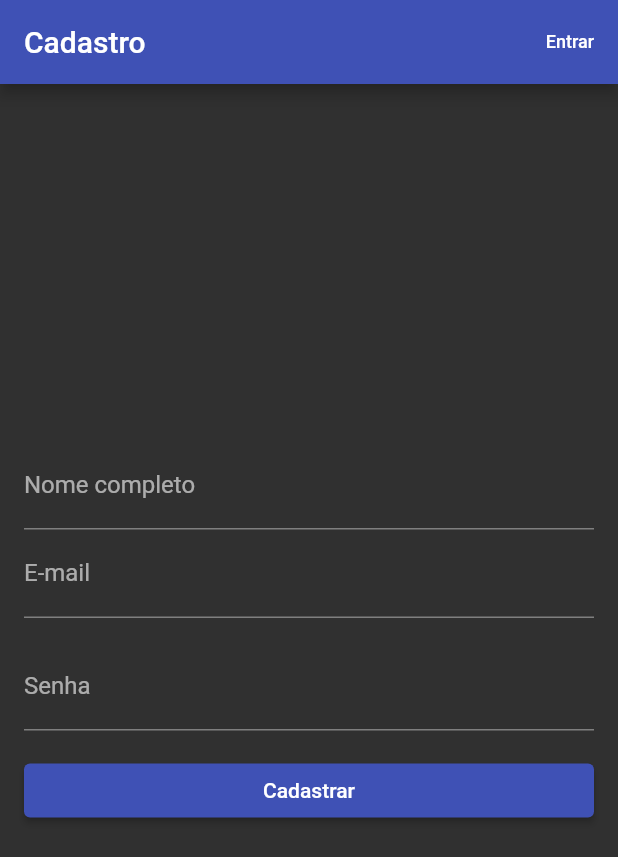
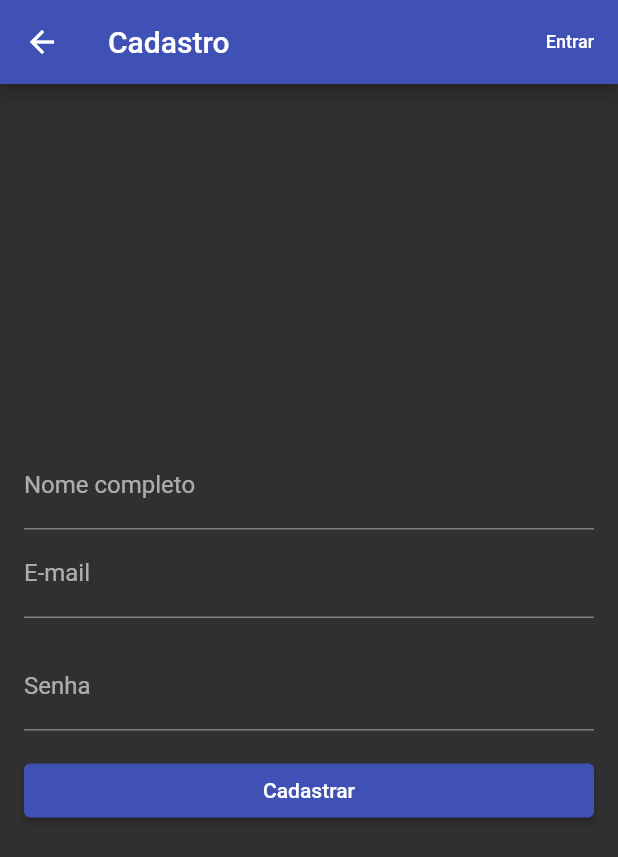
Before and after one commit to rstrack/DGR_Alarmes_App, a Flutter app: the screen it shows after launch, after a tap on "Entrar", after a tap on "Cadastre-se", on a phone screen of 412 x 824 dp. Shown: the top 857 px of the screen. Run offline on Flutter 3.47's test engine with Material 2 defaults, Android fonts, the phone set to English and light mode, and no system bars; our stand-ins replace firebase_auth, firebase_core; accounts and stored records are empty.

Commit message:
alterações em lógicas de registro e cadastro

```diff
--- a/lib/screens/login_page.dart
+++ b/lib/screens/login_page.dart
@@ -45,13 +45,16 @@ class _LoginPageState extends State<LoginPage> {
 
   @override
   Widget build(BuildContext context) {
+    final arguments = (ModalRoute.of(context)?.settings.arguments ??
+        <String, dynamic>{'createdUser': false}) as Map;
+
     return Scaffold(
       appBar: AppBar(
         title: const Text('Entrar'),
         actions: [
           TextButton(
             onPressed: () {
-              Navigator.of(context).pushReplacementNamed('/register_page');
+              Navigator.of(context).pushNamed('/register_page');
             },
             child: const Text(
               'Cadastre-se',
@@ -75,6 +78,9 @@ class _LoginPageState extends State<LoginPage> {
                   width: MediaQuery.of(context).size.width * 0.6,
                   color: Theme.of(context).primaryColor,
                 ),
+                if (arguments['createdUser'])
+                  const Text(
+                      'Usuário criado com sucesso! Use suas credenciais para entrar'),
                 Form(
                   key: _formKey,
                   child: Column(
--- a/lib/screens/register_page.dart
+++ b/lib/screens/register_page.dart
@@ -34,9 +34,10 @@ class _RegisterPageState extends State<RegisterPage> {
         password: password,
       );
 
-      // if (result.user != null) {
-      //   Navigator.of(context).pushReplacementNamed('/login_page');
-      // }
+      if (mounted && result.user != null) {
+        Navigator.of(context).pushReplacementNamed('/login_page',
+            arguments: {'createdUser': true});
+      }
     } catch (e) {
       setState(() {
         _errorMessage = e.toString();
```
Also changed, not shown: projeto_pir_firebase/alarme.JPG (deleted), 1 other file.
